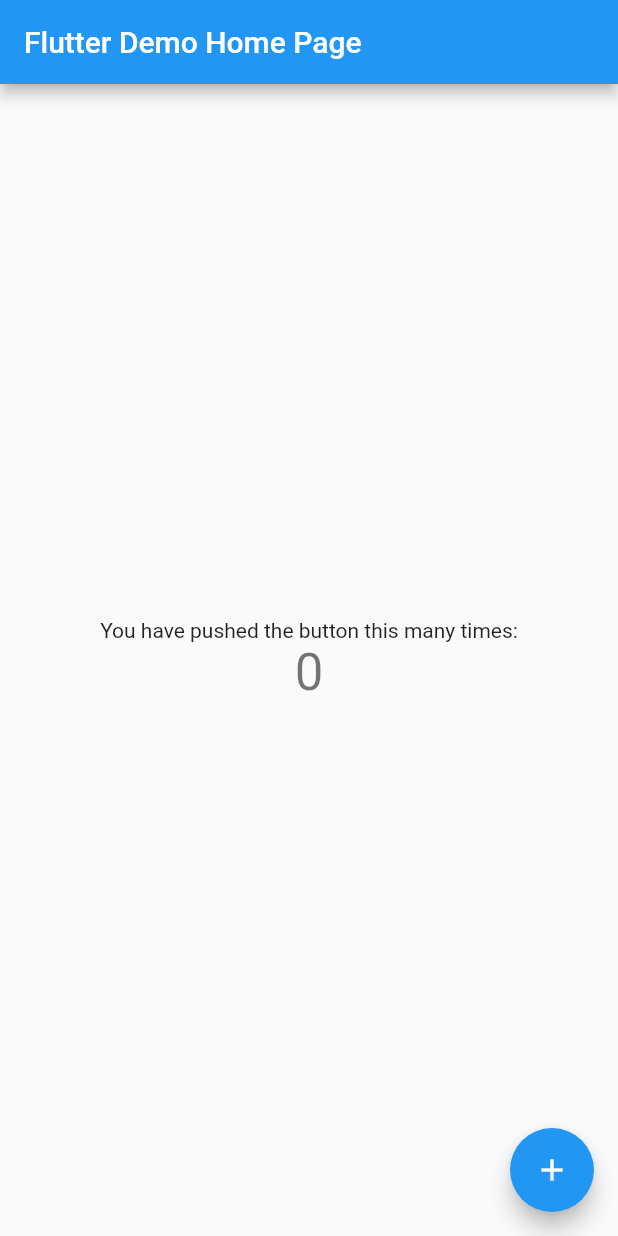
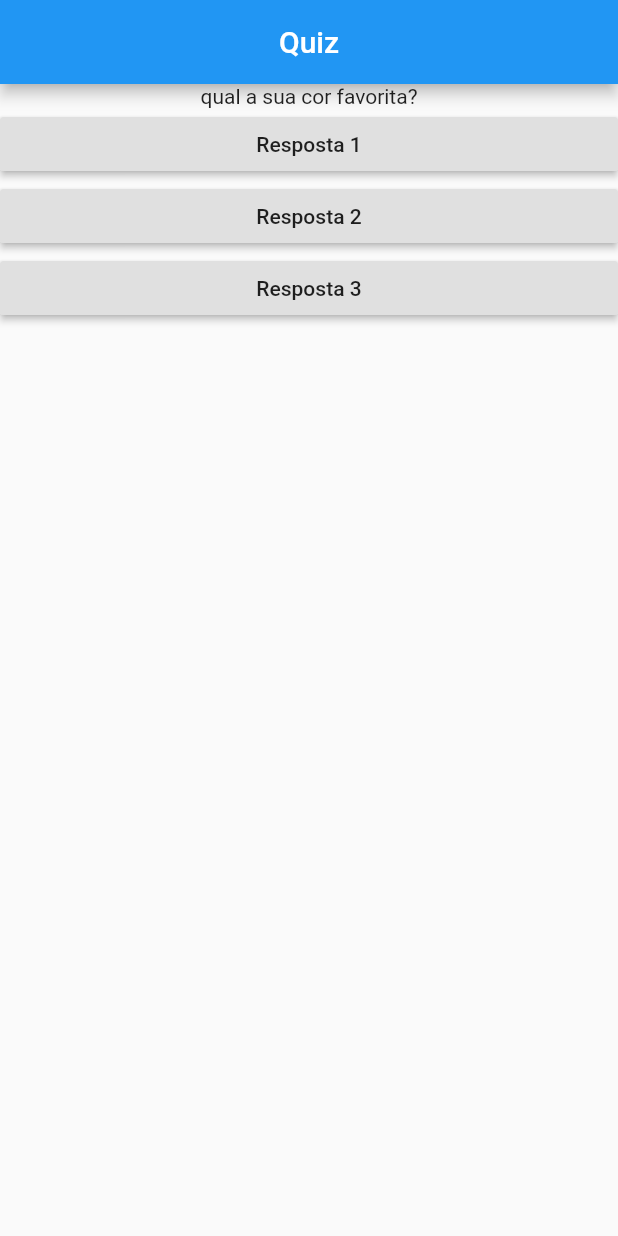
Before and after one commit to felipeolliveira/quiz_flutter, a Flutter app: the screen it shows after launch, on a phone screen of 412 x 824 dp. Run offline on Flutter 3.47's test engine with Material 2 defaults, Android fonts, the phone set to English and light mode, and no system bars.

Commit message:
add: buttons and questions

```diff
--- a/lib/main.dart
+++ b/lib/main.dart
@@ -1,117 +1,56 @@
 import 'package:flutter/material.dart';
 
-void main() {
-  runApp(MyApp());
-}
+main() => runApp(QuizApp());
 
-class MyApp extends StatelessWidget {
-  // This widget is the root of your application.
+class _QuizAppState extends State<QuizApp> {
+  var _selectedQuestion = 0;
+
+  void _response() {
+    setState(() {
+      _selectedQuestion++;
+    });
+    print(_selectedQuestion);
+  }
+
   @override
   Widget build(BuildContext context) {
+    final quiz = [
+      'qual a sua cor favorita?',
+      'qual o seu animal favorito?',
+    ];
+
     return MaterialApp(
-      title: 'Flutter Demo',
-      theme: ThemeData(
-        // This is the theme of your application.
-        //
-        // Try running your application with "flutter run". You'll see the
-        // application has a blue toolbar. Then, without quitting the app, try
-        // changing the primarySwatch below to Colors.green and then invoke
-        // "hot reload" (press "r" in the console where you ran "flutter run",
-        // or simply save your changes to "hot reload" in a Flutter IDE).
-        // Notice that the counter didn't reset back to zero; the application
-        // is not restarted.
-        primarySwatch: Colors.blue,
-        // This makes the visual density adapt to the platform that you run
-        // the app on. For desktop platforms, the controls will be smaller and
-        // closer together (more dense) than on mobile platforms.
-        visualDensity: VisualDensity.adaptivePlatformDensity,
+      home: Scaffold(
+        appBar: AppBar(
+          title: Text("Quiz"),
+          centerTitle: true,
+        ),
+        body: Column(
+          crossAxisAlignment: CrossAxisAlignment.stretch,
+          children: <Widget>[
+            Text(quiz[_selectedQuestion], textAlign: TextAlign.center,),
+            RaisedButton(
+              child: Text("Resposta 1"),
+              onPressed: _response,
+            ),
+            RaisedButton(
+              child: Text("Resposta 2"),
+              onPressed: _response,
+            ),
+            RaisedButton(
+              child: Text("Resposta 3"),
+              onPressed: _response,
+            )
+          ],
+        ),
       ),
-      home: MyHomePage(title: 'Flutter Demo Home Page'),
     );
   }
 }
 
-class MyHomePage extends StatefulWidget {
-  MyHomePage({Key key, this.title}) : super(key: key);
-
-  // This widget is the home page of your application. It is stateful, meaning
-  // that it has a State object (defined below) that contains fields that affect
-  // how it looks.
-
-  // This class is the configuration for the state. It holds the values (in this
-  // case the title) provided by the parent (in this case the App widget) and
-  // used by the build method of the State. Fields in a Widget subclass are
-  // always marked "final".
-
-  final String title;
-
+class QuizApp extends StatefulWidget {
   @override
-  _MyHomePageState createState() => _MyHomePageState();
-}
-
-class _MyHomePageState extends State<MyHomePage> {
-  int _counter = 0;
-
-  void _incrementCounter() {
-    setState(() {
-      // This call to setState tells the Flutter framework that something has
-      // changed in this State, which causes it to rerun the build method below
-      // so that the display can reflect the updated values. If we changed
-      // _counter without calling setState(), then the build method would not be
-      // called again, and so nothing would appear to happen.
-      _counter++;
-    });
-  }
-
-  @override
-  Widget build(BuildContext context) {
-    // This method is rerun every time setState is called, for instance as done
-    // by the _incrementCounter method above.
-    //
-    // The Flutter framework has been optimized to make rerunning build methods
-    // fast, so that you can just rebuild anything that needs updating rather
-    // than having to individually change instances of widgets.
-    return Scaffold(
-      appBar: AppBar(
-        // Here we take the value from the MyHomePage object that was created by
-        // the App.build method, and use it to set our appbar title.
-        title: Text(widget.title),
-      ),
-      body: Center(
-        // Center is a layout widget. It takes a single child and positions it
-        // in the middle of the parent.
-        child: Column(
-          // Column is also a layout widget. It takes a list of children and
-          // arranges them vertically. By default, it sizes itself to fit its
-          // children horizontally, and tries to be as tall as its parent.
-          //
-          // Invoke "debug painting" (press "p" in the console, choose the
-          // "Toggle Debug Paint" action from the Flutter Inspector in Android
-          // Studio, or the "Toggle Debug Paint" command in Visual Studio Code)
-          // to see the wireframe for each widget.
-          //
-          // Column has various properties to control how it sizes itself and
-          // how it positions its children. Here we use mainAxisAlignment to
-          // center the children vertically; the main axis here is the vertical
-          // axis because Columns are vertical (the cross axis would be
-          // horizontal).
-          mainAxisAlignment: MainAxisAlignment.center,
-          children: <Widget>[
-            Text(
-              'You have pushed the button this many times:',
-            ),
-            Text(
-              '$_counter',
-              style: Theme.of(context).textTheme.headline4,
-            ),
-          ],
-        ),
-      ),
-      floatingActionButton: FloatingActionButton(
-        onPressed: _incrementCounter,
-        tooltip: 'Increment',
-        child: Icon(Icons.add),
-      ), // This trailing comma makes auto-formatting nicer for build methods.
-    );
+  _QuizAppState createState() {
+    return _QuizAppState();
   }
 }
```
